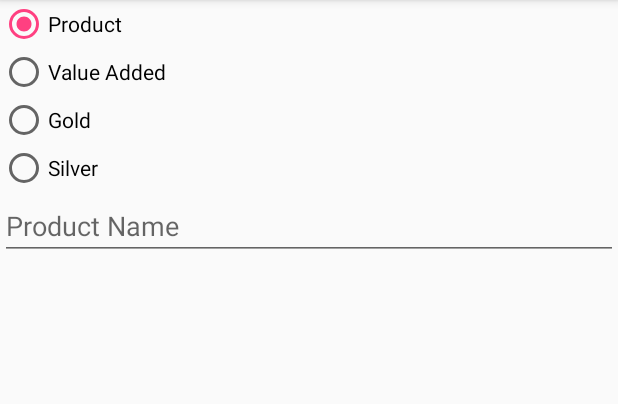
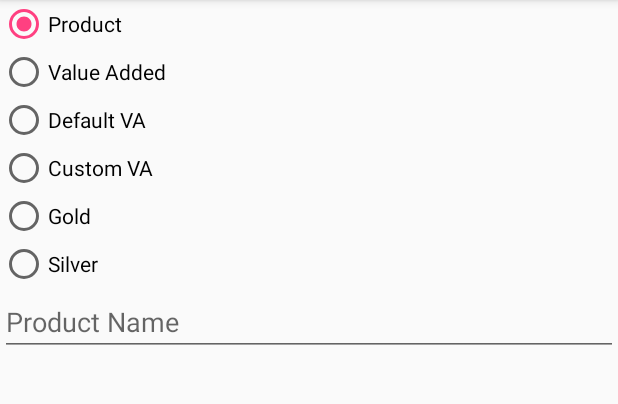
Before and after one commit to nishanthoblirajan/estimator, an Android app: the AddProductActivity screen opened directly, with no data from a screen before it, after a tap on "Product", on a phone screen of 412 x 824 dp, the part 84-488 px from its top. Run offline under Robolectric (Android 15) with nearby library versions, the phone set to English and light mode, and no system bars; 1 other tap on this screen came first.

Commit message:
Added custom vaa entry for product

```diff
--- a/app/src/main/java/com/zaptrapp/estimator2/AddProductActivity.java
+++ b/app/src/main/java/com/zaptrapp/estimator2/AddProductActivity.java
@@ -27,6 +27,10 @@ public class AddProductActivity extends AppCompatActivity {
     private EditText etAddVaFive;
     private EditText etAddVaSix;
     private EditText etAddVaAboveSix;
+    private RadioGroup rgCustomVa;
+    private RadioButton rbVaDefault;
+    private RadioButton rbVaCustom;
+
     private void initView() {
         rgAdd = (RadioGroup) findViewById(R.id.rg_add);
         rbAddProduct = (RadioButton) findViewById(R.id.rb_add_product);
@@ -45,6 +49,9 @@ public class AddProductActivity extends AppCompatActivity {
         etAddVaFive = (EditText) findViewById(R.id.et_add_va_five);
         etAddVaSix = (EditText) findViewById(R.id.et_add_va_six);
         etAddVaAboveSix = (EditText) findViewById(R.id.et_add_va_above_six);
+        rgCustomVa = (RadioGroup) findViewById(R.id.rg_custom_va);
+        rbVaDefault = (RadioButton) findViewById(R.id.rb_va_default);
+        rbVaCustom = (RadioButton) findViewById(R.id.rb_va_custom);
     }
 
     @Override
@@ -58,7 +65,7 @@ public class AddProductActivity extends AppCompatActivity {
             @Override
             public void onClick(View view) {
                 addProductMode();
-        }
+            }
         });
 
         rbAddVa.setOnClickListener(new View.OnClickListener() {
@@ -69,11 +76,35 @@ public class AddProductActivity extends AppCompatActivity {
         });
 
 
+
+
+    }
+
+    private void showCustomVAInput() {
+        layoutAddVa.setVisibility(View.VISIBLE);
     }
 
     private void addProductMode() {
         layoutAddProduct.setVisibility(View.VISIBLE);
         rgAddGoldOrSilver.setVisibility(View.VISIBLE);
+        layoutAddVa.setVisibility(View.GONE);
+        rgCustomVa.setVisibility(View.VISIBLE);
+        rbVaCustom.setOnClickListener(new View.OnClickListener() {
+            @Override
+            public void onClick(View view) {
+                showCustomVAInput();
+            }
+        });
+        rbVaDefault.setOnClickListener(new View.OnClickListener() {
+            @Override
+            public void onClick(View view) {
+                showDefaultProductInput();
+            }
+        });
+
+    }
+
+    private void showDefaultProductInput() {
         layoutAddVa.setVisibility(View.GONE);
     }
 
@@ -81,14 +112,15 @@ public class AddProductActivity extends AppCompatActivity {
         layoutAddProduct.setVisibility(View.GONE);
         rgAddGoldOrSilver.setVisibility(View.VISIBLE);
         layoutAddVa.setVisibility(View.VISIBLE);
+        rgCustomVa.setVisibility(View.GONE);
     }
 
     private void initDisplayViews() {
         layoutAddProduct.setVisibility(View.GONE);
         rgAddGoldOrSilver.setVisibility(View.GONE);
         layoutAddVa.setVisibility(View.GONE);
+        rgCustomVa.setVisibility(View.GONE);
     }
 
 
-
 }
--- a/app/src/main/res/layout/activity_add_product.xml
+++ b/app/src/main/res/layout/activity_add_product.xml
@@ -24,7 +24,23 @@
             android:layout_height="wrap_content"
             android:text="Value Added" />
     </RadioGroup>
+    <RadioGroup
+        android:id="@+id/rg_custom_va"
+        android:layout_width="match_parent"
+        android:layout_height="wrap_content">
 
+        <RadioButton
+            android:id="@+id/rb_va_default"
+            android:layout_width="match_parent"
+            android:layout_height="wrap_content"
+            android:text="Default VA" />
+
+        <RadioButton
+            android:id="@+id/rb_va_custom"
+            android:layout_width="match_parent"
+            android:layout_height="wrap_content"
+            android:text="Custom VA" />
+    </RadioGroup>
     <RadioGroup
         android:id="@+id/rg_add_gold_or_silver"
         android:layout_width="match_parent"
```
